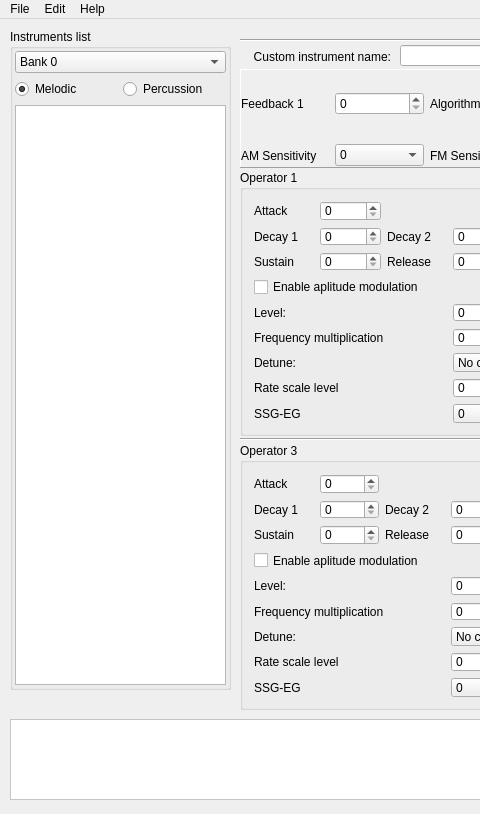
Above: src/bank_editor.ui from Wohlstand/OPN2BankEditor before the change; both pictures show x 0 to 480 and y 0 to 814 of the 965 by 814 pixel window. Below: the same form after it.
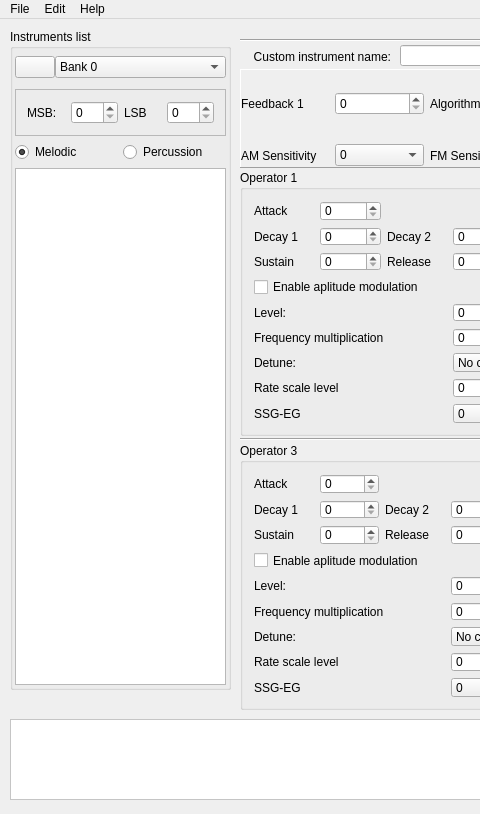
That is the form after the change. Icons and pictures are not drawn. Custom widgets are drawn as their Qt base class.

Commit message: WOPNv2 with bank meta-data and delay measurement, and draft for a measurer

Diff of the .ui file:
```diff
--- a/src/bank_editor.ui
+++ b/src/bank_editor.ui
@@ -55,21 +55,21 @@
      <property name="bottomMargin">
       <number>2</number>
      </property>
-     <item row="1" column="1">
+     <item row="2" column="1">
       <widget class="QRadioButton" name="percussion">
        <property name="text">
         <string>Percussion</string>
        </property>
       </widget>
      </item>
-     <item row="2" column="0" colspan="2">
+     <item row="3" column="0" colspan="2">
       <widget class="QListWidget" name="instruments">
        <property name="focusPolicy">
         <enum>Qt::NoFocus</enum>
        </property>
       </widget>
      </item>
-     <item row="1" column="0">
+     <item row="2" column="0">
       <widget class="QRadioButton" name="melodic">
        <property name="text">
         <string>Melodic</string>
@@ -79,13 +79,118 @@
        </property>
       </widget>
      </item>
+     <item row="1" column="0" colspan="2">
+      <widget class="QFrame" name="bank_lsbmsb">
+       <property name="enabled">
+        <bool>true</bool>
+       </property>
+       <property name="minimumSize">
+        <size>
+         <width>0</width>
+         <height>33</height>
+        </size>
+       </property>
+       <property name="frameShape">
+        <enum>QFrame::StyledPanel</enum>
+       </property>
+       <property name="frameShadow">
+        <enum>QFrame::Raised</enum>
+       </property>
+       <layout class="QGridLayout" name="gridLayout_10">
+        <item row="0" column="0">
+         <widget class="QLabel" name="label_48">
+          <property name="text">
+           <string>MSB:</string>
+          </property>
+         </widget>
+        </item>
+        <item row="0" column="1">
+         <widget class="QSpinBox" name="bank_msb">
+          <property name="toolTip">
+           <string>MIDI bank MSB index alias. Means which MSB bank index will refer this bank.</string>
+          </property>
+          <property name="maximum">
+           <number>255</number>
+          </property>
+         </widget>
+        </item>
+        <item row="0" column="2">
+         <widget class="QLabel" name="label_49">
+          <property name="text">
+           <string>LSB</string>
+          </property>
+         </widget>
+        </item>
+        <item row="0" column="3">
+         <widget class="QSpinBox" name="bank_lsb">
+          <property name="toolTip">
+           <string>MIDI bank LSB index alias. Means which LSB bank index will refer this bank.</string>
+          </property>
+          <property name="maximum">
+           <number>255</number>
+          </property>
+         </widget>
+        </item>
+       </layout>
+      </widget>
+     </item>
      <item row="0" column="0" colspan="2">
-      <widget class="QComboBox" name="bank_no">
-       <item>
-        <property name="text">
-         <string>Bank 0</string>
+      <widget class="QFrame" name="frame_3">
+       <property name="minimumSize">
+        <size>
+         <width>0</width>
+         <height>32</height>
+        </size>
+       </property>
+       <property name="frameShape">
+        <enum>QFrame::NoFrame</enum>
+       </property>
+       <property name="frameShadow">
+        <enum>QFrame::Plain</enum>
+       </property>
+       <property name="lineWidth">
+        <number>0</number>
+       </property>
+       <layout class="QHBoxLayout" name="horizontalLayout_3" stretch="0,1000">
+        <property name="spacing">
+         <number>0</number>
         </property>
-       </item>
+        <property name="leftMargin">
+         <number>0</number>
+        </property>
+        <property name="topMargin">
+         <number>0</number>
+        </property>
+        <property name="rightMargin">
+         <number>0</number>
+        </property>
+        <property name="bottomMargin">
+         <number>0</number>
+        </property>
+        <item>
+         <widget class="QPushButton" name="bankRename">
+          <property name="toolTip">
+           <string>Rename bank</string>
+          </property>
+          <property name="text">
+           <string/>
+          </property>
+          <property name="icon">
+           <iconset resource="resources/resources.qrc">
+            <normaloff>:/pencil_16x16.png</normaloff>:/pencil_16x16.png</iconset>
+          </property>
+         </widget>
+        </item>
+        <item>
+         <widget class="QComboBox" name="bank_no">
+          <item>
+           <property name="text">
+            <string>Bank 0</string>
+           </property>
+          </item>
+         </widget>
+        </item>
+       </layout>
       </widget>
      </item>
     </layout>
```
Left out of the diff: 2 changed lines with no effect on the pictures. The commit also changes 15 other files.
